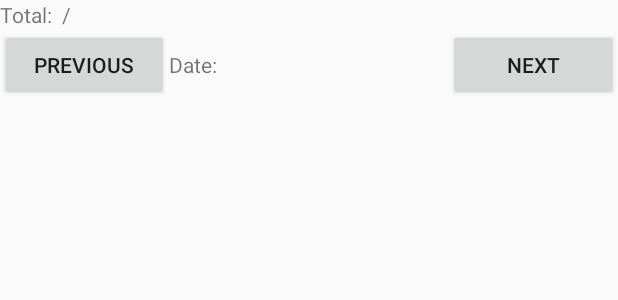
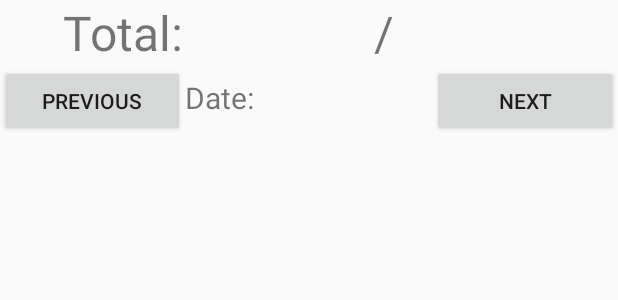
Before and after one commit to laurashub/CalorEats, an Android app: the layout food_diary.xml on its own in the app's theme, with its tools: preview values and no code run, on a phone screen of 412 x 824 dp. Shown: the top 300 px of the screen. Run offline under Robolectric (Android 15) with nearby library versions, the phone set to English and light mode, and no system bars.

Commit message:
fixed layouts, changed map behavior to display all markers, added progress bar for suggestions

```diff
--- a/CalorEats/app/src/main/java/com/example/rose/caloreats/DiaryFragment.java
+++ b/CalorEats/app/src/main/java/com/example/rose/caloreats/DiaryFragment.java
@@ -10,7 +10,6 @@ import android.widget.ListView;
 import android.widget.TextView;
 import android.widget.Toast;
 
-import java.lang.reflect.Array;
 import java.util.ArrayList;
 
 public class DiaryFragment extends Fragment {
@@ -18,13 +17,11 @@ public class DiaryFragment extends Fragment {
     private String title;
     private int page;
     private int diaryIndex;
-    private UserData userData;
     private ArrayList<String> dates;
 
     // newInstance constructor for creating fragment with arguments
-    public static DiaryFragment newInstance(String title,  UserData userData_) {
+    public static DiaryFragment newInstance(String title) {
         DiaryFragment diaryFragment = new DiaryFragment();
-        diaryFragment.userData = userData_;
         Bundle args = new Bundle();
         args.putString("title", title);
         diaryFragment.setArguments(args);
@@ -90,6 +87,7 @@ public class DiaryFragment extends Fragment {
         TextView dateView = (TextView) v.findViewById(R.id.date_text);
 
         TextView eaten = v.findViewById(R.id.eaten);
+        Firestore.getInstance().getCalLimit(null, (TextView) v.findViewById(R.id.limit), null);
 
         dateView.setText("Date: " + dates.get(diaryIndex));
         DiaryAdapter da = new DiaryAdapter(getContext(), new ArrayList<Food>());
--- a/CalorEats/app/src/main/java/com/example/rose/caloreats/MainActivity.java
+++ b/CalorEats/app/src/main/java/com/example/rose/caloreats/MainActivity.java
@@ -66,11 +66,10 @@ public class MainActivity extends AppCompatActivity {
         Storage storage = Storage.getInstance();
         storage.init(getApplicationContext());
 
-        UserData data = new UserData();
-
         ViewPager vpPager = (ViewPager) findViewById(R.id.vpPager);
-        adapterViewPager = new MyPagerAdapter(getSupportFragmentManager(), data);
+        adapterViewPager = new MyPagerAdapter(getSupportFragmentManager());
         vpPager.setAdapter(adapterViewPager);
+        vpPager.setCurrentItem(1);
     }
 
     @Override
--- a/CalorEats/app/src/main/java/com/example/rose/caloreats/NewFood.java
+++ b/CalorEats/app/src/main/java/com/example/rose/caloreats/NewFood.java
@@ -73,7 +73,7 @@ public class NewFood extends AppCompatActivity {
         websiteT.setText(Html.fromHtml("<a href=\"" + res.url + "\">Website</a>"));
         websiteT.setMovementMethod(LinkMovementMethod.getInstance());
         caloriesT.setText("Calories: " + cals);
-        priceT.setText("Price: " + price);
+        priceT.setText("Price: $" + price);
 
         final Food food = new Food( name, cals, price);
         food.setRestaurant(res.name);
--- a/CalorEats/app/src/main/java/com/example/rose/caloreats/QueryFragment.java
+++ b/CalorEats/app/src/main/java/com/example/rose/caloreats/QueryFragment.java
@@ -123,7 +123,7 @@ public class QueryFragment extends Fragment {
         Log.d("query", queryString);
 
         Cursor c = db.query(table, columns.split(","), queryString,
-                args.toArray(new String[0]), "", "", "");
+                args.toArray(new String[0]), "", "", "calories");
 
         //update listview
         da.changeCursor(c);
@@ -162,7 +162,7 @@ public class QueryFragment extends Fragment {
                 return "BAD";
             } else {
                 c.moveToFirst();
-                String resID = c.getString(c.getColumnIndexOrThrow("restaurants._id"));
+                String resID = c.getString(c.getColumnIndexOrThrow("_id"));
                 System.out.println(resID);
                 return resID;
             }
--- a/CalorEats/app/src/main/java/com/example/rose/caloreats/Settings.java
+++ b/CalorEats/app/src/main/java/com/example/rose/caloreats/Settings.java
@@ -24,7 +24,7 @@ public class Settings extends AppCompatActivity {
 
     public void setClicked(View view){
         int new_limit = Integer.parseInt(cal_limit.getText().toString());
-        Firestore.getInstance().setCalLimit(new_limit);
+        Firestore.getInstance().setCalLimit(getApplicationContext(), new_limit);
     }
 
     public void cancelClicked(View view){
--- a/CalorEats/app/src/main/java/com/example/rose/caloreats/SummaryFragment.java
+++ b/CalorEats/app/src/main/java/com/example/rose/caloreats/SummaryFragment.java
@@ -14,12 +14,10 @@ import android.widget.TextView;
 public class SummaryFragment extends Fragment {
     // Store instance variables
     private String title;
-    UserData userData;
 
     // newInstance constructor for creating fragment with arguments
-    public static SummaryFragment newInstance(String title, UserData userData_) {
+    public static SummaryFragment newInstance(String title) {
         SummaryFragment summaryFragment = new SummaryFragment();
-        summaryFragment.userData = userData_;
         Bundle args = new Bundle();
         args.putString("title", title);
         summaryFragment.setArguments(args);
--- a/CalorEats/app/src/main/res/layout/food_diary.xml
+++ b/CalorEats/app/src/main/res/layout/food_diary.xml
@@ -12,27 +12,56 @@
         android:orientation="horizontal">
 
         <TextView
+            android:id="@+id/emptyTitle"
+            android:layout_width="0dp"
+            android:layout_height="wrap_content"
+            android:textSize="18sp"
+            android:layout_weight="1"
+            />
+
+        <TextView
             android:id="@+id/label"
             android:text="Total: "
-            android:layout_width="wrap_content"
-            android:layout_height="wrap_content" />
+            android:layout_width="0dp"
+            android:layout_height="wrap_content"
+            android:textSize="32sp"
+            android:gravity="center"
+            android:layout_weight="3"/>
 
         <TextView
             android:id="@+id/eaten"
-            android:layout_width="wrap_content"
-            android:layout_height="wrap_content" />
+            android:layout_width="0dp"
+            android:layout_height="wrap_content"
+            android:textSize="32sp"
+            android:gravity="center"
+            android:layout_weight="3"/>
 
         <TextView
             android:text=" / "
-            android:layout_width="wrap_content"
-            android:layout_height="wrap_content" />
+            android:layout_width="0dp"
+            android:layout_height="wrap_content"
+            android:textSize="32sp"
+            android:gravity="center"
+            android:layout_weight="1"/>
 
         <TextView
             android:id="@+id/limit"
-            android:layout_width="match_parent"
+            android:layout_width="0dp"
             android:layout_height="wrap_content"
+            android:textSize="32sp"
+            android:gravity="center"
+            android:layout_weight="3"
+            />
+
+        <TextView
+            android:id="@+id/emptyTitle2"
+            android:layout_width="0dp"
+            android:layout_height="wrap_content"
+            android:textSize="18sp"
+            android:layout_weight="1"
             />
     </LinearLayout>
+
 
     <LinearLayout
         android:id="@+id/date_navigation"
@@ -51,8 +80,9 @@
         <TextView
             android:id="@+id/date_text"
             android:layout_height="wrap_content"
-            android:layout_width="wrap_content"
+            android:layout_width="0dp"
             android:layout_weight = "0.4"
+            android:textSize="20sp"
             android:text="Date: " />
 
         <Button
```
Also changed, not shown: CalorEats/app/src/main/java/com/example/rose/caloreats/Firestore.java (+8 -1 lines), CalorEats/app/src/main/java/com/example/rose/caloreats/Graph.java (+4 -4 lines), CalorEats/app/src/main/java/com/example/rose/caloreats/MapHolder.java (+14 -4 lines), CalorEats/app/src/main/java/com/example/rose/caloreats/MyPagerAdapter.java (+3 -5 lines), CalorEats/app/src/main/java/com/example/rose/caloreats/SuggestionsFragment.java (+15 -1 lines), CalorEats/app/src/main/java/com/example/rose/caloreats/UserData.java (deleted, +0 -27 lines), CalorEats/app/src/main/res/layout/new_food.xml (+40 -20 lines), CalorEats/app/src/main/res/layout/search_layout.xml (+2 -10 lines), CalorEats/app/src/main/res/layout/suggestion_layout.xml (+18 -3 lines), CalorEats/app/src/main/res/layout/user_settings.xml (+16 -5 lines), CalorEats/app/src/main/res/layout/weekly_summary.xml (+28 -0 lines).
